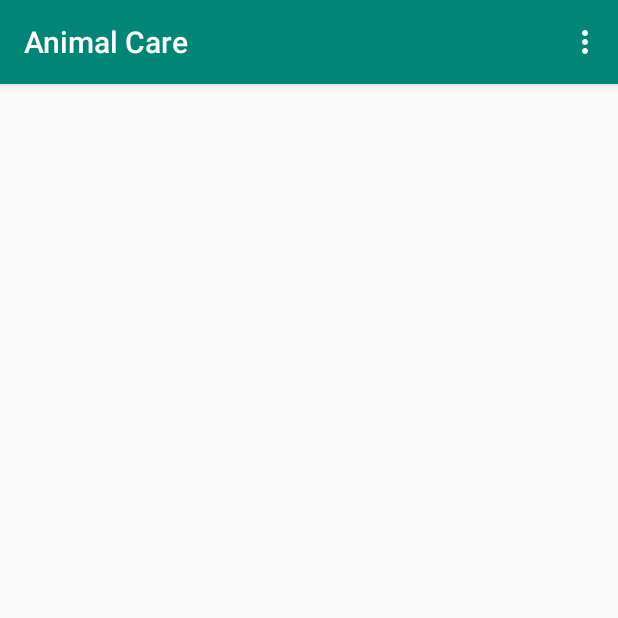
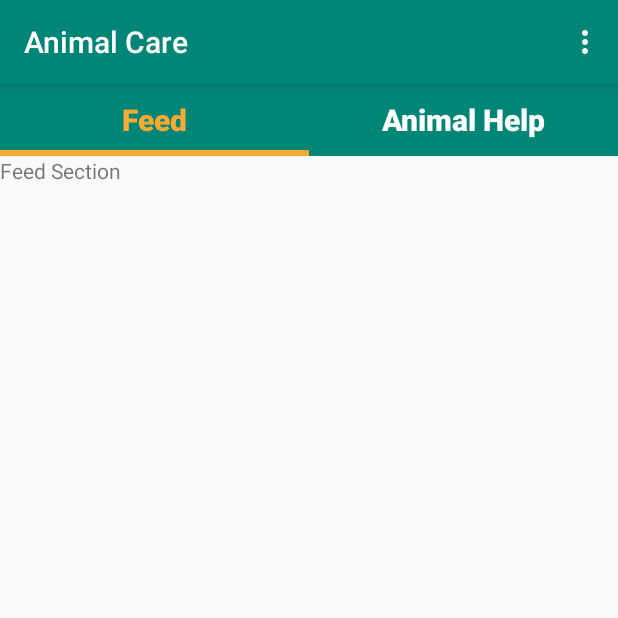
Before and after one commit to mystxcal/AnimalCare, an Android app: the screen it shows after launch once a user with an empty profile is signed in (HomeActivity), on a phone screen of 412 x 824 dp, the top half of it. Run offline under Robolectric (Android 15) with nearby library versions, the phone set to English and light mode, and no system bars; our stand-ins replace Firebase (no records; nobody signed in at launch, a user with empty details on screens opened directly).

Commit message:
Added 2 Fragments namely Feed And Animal Help.

```diff
--- a/app/build.gradle
+++ b/app/build.gradle
@@ -23,8 +23,10 @@ dependencies {
     implementation fileTree(dir: 'libs', include: ['*.jar'])
     implementation 'androidx.appcompat:appcompat:1.0.0'
     implementation 'androidx.constraintlayout:constraintlayout:1.1.3'
+    implementation 'androidx.legacy:legacy-support-v4:1.0.0'
     testImplementation 'junit:junit:4.12'
     androidTestImplementation 'androidx.test.ext:junit:1.1.1'
     androidTestImplementation 'androidx.test.espresso:espresso-core:3.1.0'
     implementation 'com.google.firebase:firebase-auth:19.3.1'
+    implementation 'com.google.android.material:material:1.0.0'
 }
--- /dev/null
+++ b/app/src/main/java/com/example/animalcare/AnimalFragmentAdapter.java
@@ -0,0 +1,38 @@
+package com.example.animalcare;
+
+import androidx.annotation.Nullable;
+import androidx.fragment.app.Fragment;
+import androidx.fragment.app.FragmentManager;
+import androidx.fragment.app.FragmentPagerAdapter;
+
+public class AnimalFragmentAdapter extends FragmentPagerAdapter {
+
+    public AnimalFragmentAdapter(FragmentManager fm) {
+        super(fm);
+    }
+
+    @Override
+    public Fragment getItem(int position) {
+        if(position == 0)
+            return new FeedSectionFragment();
+        else
+            return new HelpSectionFragment();
+    }
+
+    @Override
+    public int getCount() {
+        return 2;
+    }
+
+    @Nullable
+    @Override
+    public CharSequence getPageTitle(int position) {
+         super.getPageTitle(position);
+
+         if(position == 0)
+             return "Feed";
+         else
+             return "Animal Help";
+
+    }
+}
--- /dev/null
+++ b/app/src/main/java/com/example/animalcare/FeedSectionFragment.java
@@ -0,0 +1,28 @@
+package com.example.animalcare;
+
+import android.os.Bundle;
+
+import androidx.fragment.app.Fragment;
+
+import android.view.LayoutInflater;
+import android.view.View;
+import android.view.ViewGroup;
+
+
+/**
+ * A simple {@link Fragment} subclass.
+ */
+public class FeedSectionFragment extends Fragment {
+
+    public FeedSectionFragment() {
+        // Required empty public constructor
+    }
+
+
+    @Override
+    public View onCreateView(LayoutInflater inflater, ViewGroup container,
+                             Bundle savedInstanceState) {
+        // Inflate the layout for this fragment
+        return inflater.inflate(R.layout.fragment_feed_section, container, false);
+    }
+}
--- /dev/null
+++ b/app/src/main/java/com/example/animalcare/HelpSectionFragment.java
@@ -0,0 +1,28 @@
+package com.example.animalcare;
+
+import android.os.Bundle;
+
+import androidx.fragment.app.Fragment;
+
+import android.view.LayoutInflater;
+import android.view.View;
+import android.view.ViewGroup;
+
+
+/**
+ * A simple {@link Fragment} subclass.
+ */
+public class HelpSectionFragment extends Fragment {
+
+    public HelpSectionFragment() {
+        // Required empty public constructor
+    }
+
+
+    @Override
+    public View onCreateView(LayoutInflater inflater, ViewGroup container,
+                             Bundle savedInstanceState) {
+        // Inflate the layout for this fragment
+        return inflater.inflate(R.layout.fragment_help_section, container, false);
+    }
+}
--- a/app/src/main/java/com/example/animalcare/HomeActivity.java
+++ b/app/src/main/java/com/example/animalcare/HomeActivity.java
@@ -1,6 +1,7 @@
 package com.example.animalcare;
 
 import androidx.appcompat.app.AppCompatActivity;
+import androidx.viewpager.widget.ViewPager;
 
 import android.content.Intent;
 import android.os.Bundle;
@@ -9,11 +10,13 @@ import android.view.MenuInflater;
 import android.view.MenuItem;
 import android.widget.Toast;
 
+import com.google.android.material.tabs.TabLayout;
 import com.google.firebase.auth.FirebaseAuth;
 
 public class HomeActivity extends AppCompatActivity {
 
     FirebaseAuth firebaseAuth;
+    ViewPager viewPager;
 
     @Override
     public boolean onCreateOptionsMenu(Menu menu) {
@@ -47,5 +50,12 @@ public class HomeActivity extends AppCompatActivity {
         setContentView(R.layout.activity_home);
 
         firebaseAuth = firebaseAuth.getInstance();
+        viewPager = findViewById(R.id.viewPager);
+        viewPager.setAdapter(new AnimalFragmentAdapter(getSupportFragmentManager()));
+
+        TabLayout tabLayout = findViewById(R.id.tabLayout);
+        tabLayout.setupWithViewPager(viewPager);
+
+
     }
 }
--- a/app/src/main/res/layout/activity_home.xml
+++ b/app/src/main/res/layout/activity_home.xml
@@ -6,4 +6,28 @@
     android:layout_height="match_parent"
     tools:context=".HomeActivity">
 
+    <androidx.viewpager.widget.ViewPager
+        android:id="@+id/viewPager"
+        android:layout_width="match_parent"
+        android:layout_height="match_parent"
+        app:layout_constraintBottom_toBottomOf="parent"
+        app:layout_constraintEnd_toEndOf="parent"
+        app:layout_constraintStart_toStartOf="parent"
+        app:layout_constraintTop_toTopOf="parent" >
+
+        <com.google.android.material.tabs.TabLayout
+            android:id="@+id/tabLayout"
+            android:layout_width="match_parent"
+            android:layout_height="wrap_content"
+            android:background="#008577"
+            app:tabGravity="fill"
+            app:tabIndicatorColor="#F9AA33"
+            app:tabIndicatorHeight="4dp"
+            app:tabMode="fixed"
+            app:tabPaddingEnd="15dp"
+            app:tabPaddingStart="15dp"
+            app:tabSelectedTextColor="#F9AA33"
+            app:tabTextAppearance="@style/MyOwnStyle"
+            app:tabTextColor="#FFFFFF" />
+    </androidx.viewpager.widget.ViewPager>
 </androidx.constraintlayout.widget.ConstraintLayout>
--- /dev/null
+++ b/app/src/main/res/layout/fragment_feed_section.xml
@@ -0,0 +1,14 @@
+<?xml version="1.0" encoding="utf-8"?>
+<FrameLayout xmlns:android="http://schemas.android.com/apk/res/android"
+    xmlns:tools="http://schemas.android.com/tools"
+    android:layout_width="match_parent"
+    android:layout_height="match_parent"
+    tools:context=".FeedSectionFragment">
+
+    <!-- TODO: Update blank fragment layout -->
+    <TextView
+        android:layout_width="match_parent"
+        android:layout_height="match_parent"
+        android:text="Feed Section" />
+
+</FrameLayout>
--- /dev/null
+++ b/app/src/main/res/layout/fragment_help_section.xml
@@ -0,0 +1,14 @@
+<?xml version="1.0" encoding="utf-8"?>
+<FrameLayout xmlns:android="http://schemas.android.com/apk/res/android"
+    xmlns:tools="http://schemas.android.com/tools"
+    android:layout_width="match_parent"
+    android:layout_height="match_parent"
+    tools:context=".HelpSectionFragment">
+
+    <!-- TODO: Update blank fragment layout -->
+    <TextView
+        android:layout_width="match_parent"
+        android:layout_height="match_parent"
+        android:text="Help Section" />
+
+</FrameLayout>
--- a/app/src/main/res/values/strings.xml
+++ b/app/src/main/res/values/strings.xml
@@ -1,3 +1,6 @@
 <resources>
     <string name="app_name">Animal Care</string>
+
+    <!-- TODO: Remove or change this placeholder text -->
+    <string name="hello_blank_fragment">Hello blank fragment</string>
 </resources>
--- a/app/src/main/res/values/styles.xml
+++ b/app/src/main/res/values/styles.xml
@@ -8,4 +8,12 @@
         <item name="colorAccent">@color/colorAccent</item>
     </style>
 
+    <style name="MyOwnStyle" parent="TextAppearance.Design.Tab">
+        <item name="android:textSize">20sp</item>
+        <item name="android:textAllCaps">false</item>
+        <item name="textAllCaps">false</item>
+        <item name="android:textStyle">bold</item>
+        <item name="android:gravity">fill</item>
+    </style>
+
 </resources>
```
